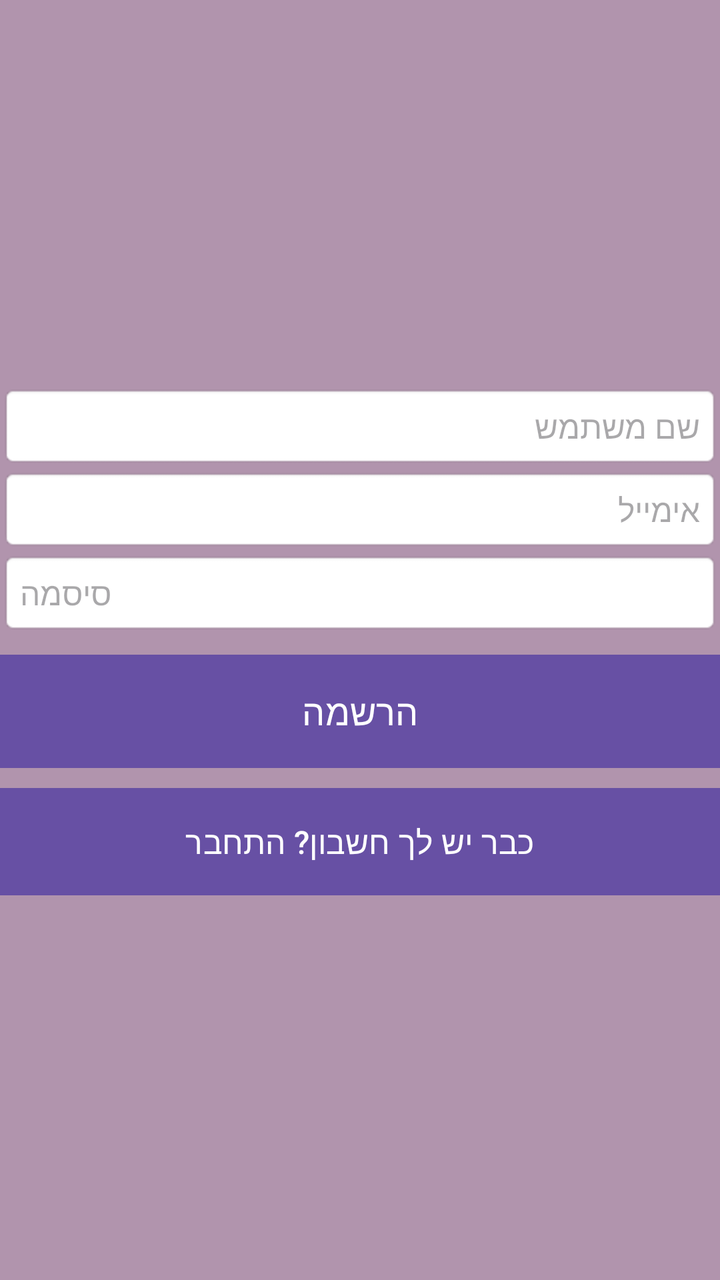
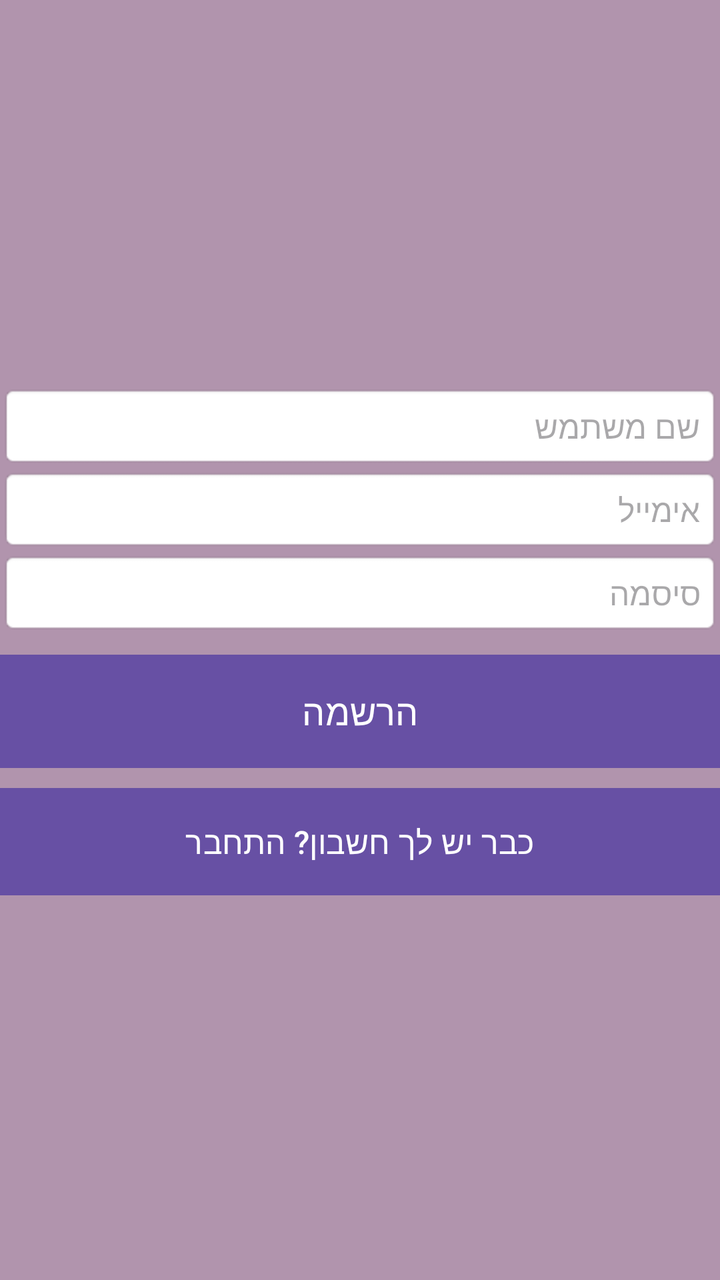

The first picture is an Android layout as it rendered before a commit; the second is the same layout after the commit. The layout source and the unified diff follow.
<!-- AndroidManifest.xml: application theme Theme.ShiranApp -->
<!-- res/layout/activity_register.xml -->
<?xml version="1.0" encoding="utf-8"?>
<LinearLayout xmlns:android="http://schemas.android.com/apk/res/android"
    xmlns:app="http://schemas.android.com/apk/res-auto"
    xmlns:tools="http://schemas.android.com/tools"
    android:id="@+id/main"
    android:layout_width="match_parent"
    android:layout_height="match_parent"
    tools:context=".RegisterActivity"
    android:orientation="vertical"
    android:background="#B194AD"
    android:gravity="center"
    >

    <EditText
        android:id="@+id/username"
        android:layout_width="match_parent"
        android:layout_height="wrap_content"
        android:hint="שם משתמש"
        android:padding="10dp"
        android:background="@android:drawable/editbox_background"
        android:textSize="16sp"/>

    <EditText
        android:id="@+id/email"
        android:layout_width="match_parent"
        android:layout_height="wrap_content"
        android:hint="אימייל"
        android:padding="10dp"
        android:background="@android:drawable/editbox_background"
        android:textSize="16sp"
        android:inputType="textEmailAddress"/>

    <EditText
        android:id="@+id/password"
        android:layout_width="match_parent"
        android:layout_height="wrap_content"
        android:hint="סיסמה"
        android:padding="10dp"
        android:background="@android:drawable/editbox_background"
        android:textSize="16sp"
        android:inputType="textPassword"/>

    <Button
        android:id="@+id/registerButton"
        android:layout_width="match_parent"
        android:layout_height="wrap_content"
        android:text="הרשמה"
        android:padding="12dp"
        android:textSize="18sp"
        android:background="#4CAF50"
        android:textColor="#FFFFFF"
        android:layout_marginTop="10dp"/>

    <Button
        android:id="@+id/loginRedirectButton"
        android:layout_width="match_parent"
        android:layout_height="wrap_content"
        android:text="כבר יש לך חשבון? התחבר"
        android:padding="12dp"
        android:textSize="16sp"
        android:background="#FF9800"
        android:textColor="#FFFFFF"
        android:layout_marginTop="10dp"/>

</LinearLayout>
<!-- resources referenced by this layout -->
<resources>
  <style name="Theme.ShiranApp" parent="Base.Theme.ShiranApp" />
  <style name="Base.Theme.ShiranApp" parent="Theme.Material3.DayNight">
          
          
  
      </style>
</resources>

<!-- the commit's change to res/layout/activity_register.xml (unified diff, before → after) -->
@@ -38,6 +38,7 @@
         android:padding="10dp"
         android:background="@android:drawable/editbox_background"
         android:textSize="16sp"
+        android:gravity="right"
         android:inputType="textPassword"/>
 
     <Button
